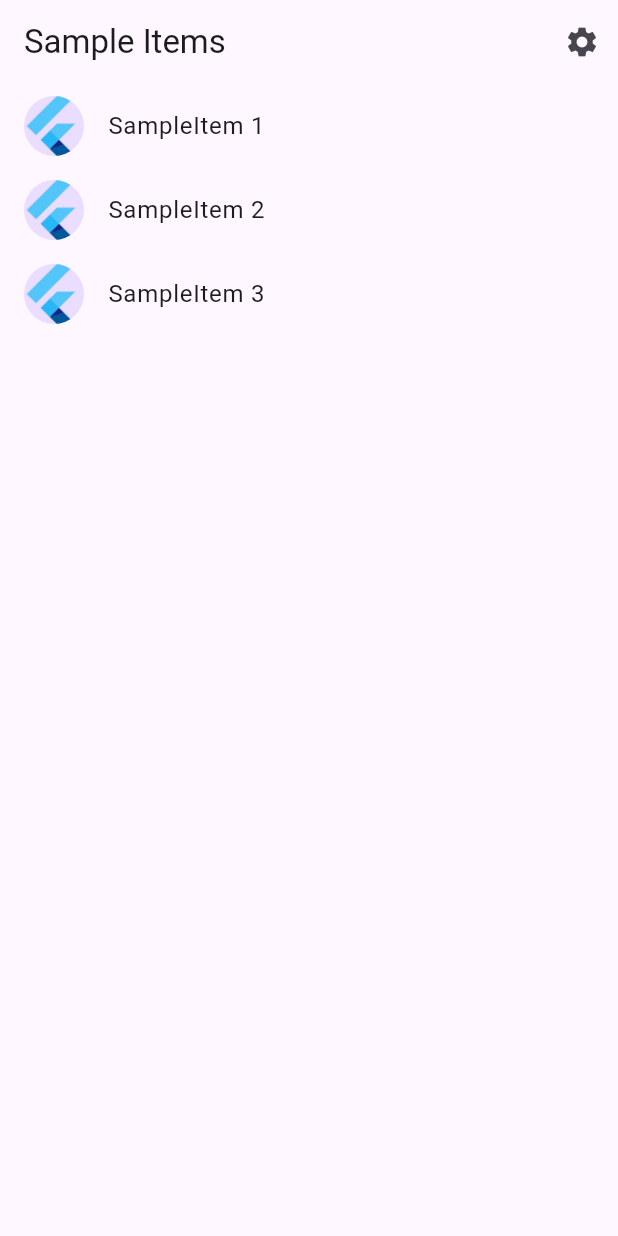
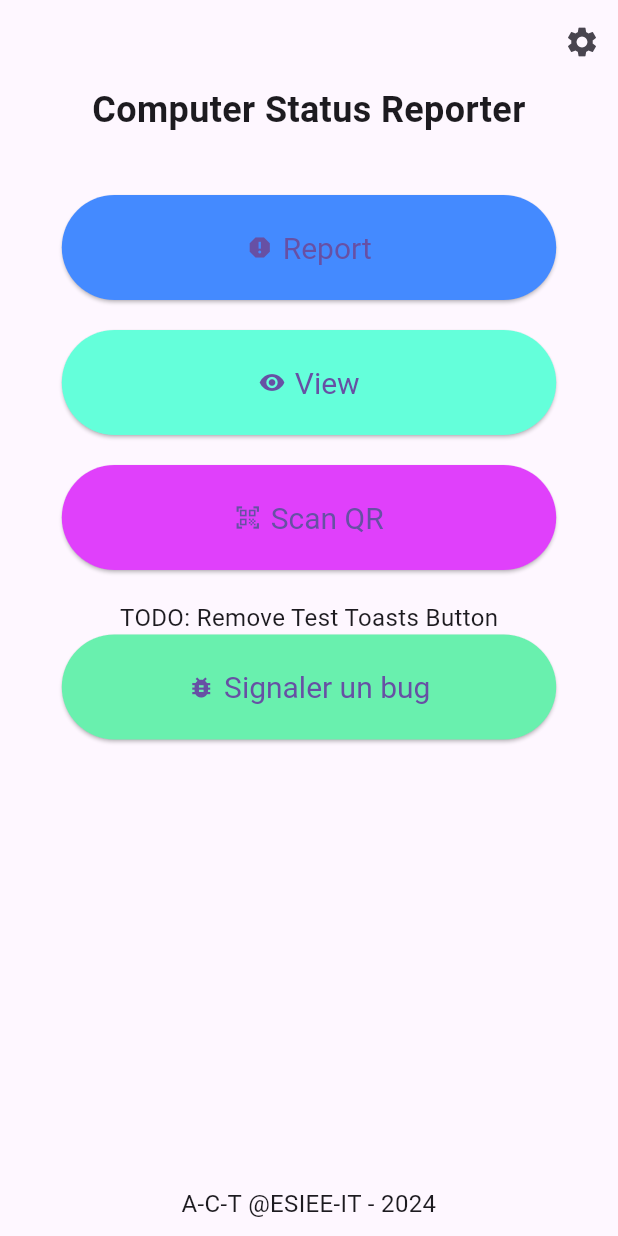
Before and after one commit to arthurpellegrini/ComputerStatusReporter, a Flutter app: the screen it shows after launch, on a phone screen of 412 x 824 dp. Run offline on Flutter 3.47's test engine with Material 3 defaults, Android fonts, the phone set to English and light mode, and no system bars; our stand-ins replace cloud_firestore, firebase_core, fluttertoast; missing offline and left inert: country_flags; accounts and stored records are empty; generated files the repository leaves out were written again.

Commit message:
Feat: Add HomeView with Debug Toaster Button

```diff
--- a/l10n.yaml
+++ b/l10n.yaml
@@ -1,3 +1,3 @@
-arb-dir: lib/src/localization
-template-arb-file: app_en.arb
+arb-dir: lib/l10n
+template-arb-file: app_fr.arb
 output-localization-file: app_localizations.dart
--- /dev/null
+++ b/lib/l10n/app_en.arb
@@ -0,0 +1,43 @@
+{
+  "@@locale": "en",
+  "appTitle": "Computer Status Reporter",
+  "@appTitle": {
+    "description": "The title of the application"
+  },
+  "appCopyRights": "A-C-T @ESIEE-IT - 2024",
+  "@appCopyRights": {
+    "description": "Arthur - Clément - Tristan"
+  },
+  "settings": "Settings",
+  "@settings": {
+    "description": "The settings label"
+  },
+  "darkMode": "Dark Mode",
+  "@darkMode": {
+    "description": "The dark mode setting"
+  },
+  "language": "Language",
+  "@language": {
+    "description": "The language setting"
+  },
+  "report": "Report",
+  "@report": {
+    "description": "The report button label"
+  },
+  "view": "View",
+  "@view": {
+    "description": "The view button label"
+  },
+  "scanQR": "Scan QR",
+  "@scanQR": {
+    "description": "The scan QR button label"
+  },
+  "reportTransmissionFailed": "Report Transmission Failed",
+  "@reportTransmissionFailed": {
+    "description": "The report transmission failed message"
+  },
+  "reportSuccess": "Report Successfully Sent",
+  "@reportSuccess": {
+    "description": "The report success message"
+  }
+}
--- a/lib/src/app.dart
+++ b/lib/src/app.dart
@@ -2,12 +2,10 @@ import 'package:flutter/material.dart';
 import 'package:flutter_gen/gen_l10n/app_localizations.dart';
 import 'package:flutter_localizations/flutter_localizations.dart';
 
-import 'sample_feature/sample_item_details_view.dart';
-import 'sample_feature/sample_item_list_view.dart';
+import 'home_view.dart';
 import 'settings/settings_controller.dart';
 import 'settings/settings_view.dart';
 
-/// The Widget that configures your application.
 class MyApp extends StatelessWidget {
   const MyApp({
     super.key,
@@ -18,23 +16,11 @@ class MyApp extends StatelessWidget {
 
   @override
   Widget build(BuildContext context) {
-    // Glue the SettingsController to the MaterialApp.
-    //
-    // The ListenableBuilder Widget listens to the SettingsController for changes.
-    // Whenever the user updates their settings, the MaterialApp is rebuilt.
-    return ListenableBuilder(
-      listenable: settingsController,
-      builder: (BuildContext context, Widget? child) {
+    return AnimatedBuilder(
+      animation: settingsController,
+      builder: (context, child) {
         return MaterialApp(
-          // Providing a restorationScopeId allows the Navigator built by the
-          // MaterialApp to restore the navigation stack when a user leaves and
-          // returns to the app after it has been killed while running in the
-          // background.
           restorationScopeId: 'app',
-
-          // Provide the generated AppLocalizations to the MaterialApp. This
-          // allows descendant Widgets to display the correct translations
-          // depending on the user's locale.
           localizationsDelegates: const [
             AppLocalizations.delegate,
             GlobalMaterialLocalizations.delegate,
@@ -42,41 +28,22 @@ class MyApp extends StatelessWidget {
             GlobalCupertinoLocalizations.delegate,
           ],
           supportedLocales: const [
-            Locale('en', ''), // English, no country code
+            Locale('en', ''),
+            Locale('fr', ''),
           ],
-
-          // Use AppLocalizations to configure the correct application title
-          // depending on the user's locale.
-          //
-          // The appTitle is defined in .arb files found in the localization
-          // directory.
+          locale: settingsController.currentLocale,
           onGenerateTitle: (BuildContext context) =>
               AppLocalizations.of(context)!.appTitle,
-
-          // Define a light and dark color theme. Then, read the user's
-          // preferred ThemeMode (light, dark, or system default) from the
-          // SettingsController to display the correct theme.
           theme: ThemeData(),
           darkTheme: ThemeData.dark(),
           themeMode: settingsController.themeMode,
-
-          // Define a function to handle named routes in order to support
-          // Flutter web url navigation and deep linking.
-          onGenerateRoute: (RouteSettings routeSettings) {
-            return MaterialPageRoute<void>(
-              settings: routeSettings,
-              builder: (BuildContext context) {
-                switch (routeSettings.name) {
-                  case SettingsView.routeName:
-                    return SettingsView(controller: settingsController);
-                  case SampleItemDetailsView.routeName:
-                    return const SampleItemDetailsView();
-                  case SampleItemListView.routeName:
-                  default:
-                    return const SampleItemListView();
-                }
-              },
-            );
+          initialRoute: '/',
+          routes: {
+            '/': (context) => const HomeView(),
+            '/settings': (context) => SettingsView(controller: settingsController),
+            '/report': (context) => const Placeholder(), // Add your Report page here
+            '/view': (context) => const Placeholder(), // Add your View page here
+            '/scanQR': (context) => const Placeholder(), // Add your ScanQR page here
           },
         );
       },
--- /dev/null
+++ b/lib/src/custom_items/custom_button.dart
@@ -0,0 +1,32 @@
+import 'package:flutter/material.dart';
+
+class CustomButton extends StatelessWidget {
+  final VoidCallback onPressed;
+  final IconData icon;
+  final String label;
+  final Color backgroundColor;
+
+  const CustomButton({
+    required this.onPressed,
+    required this.icon,
+    required this.label,
+    required this.backgroundColor,
+    super.key,
+  });
+
+  @override
+  Widget build(BuildContext context) {
+    return ElevatedButton.icon(
+      onPressed: onPressed,
+      icon: Icon(icon),
+      label: Text(label),
+      style: ElevatedButton.styleFrom(
+        backgroundColor: backgroundColor,
+        padding: const EdgeInsets.symmetric(vertical: 20), // Increased vertical padding
+        textStyle: const TextStyle(fontSize: 20),
+        minimumSize: const Size(400, 70),
+        maximumSize: const Size(2000, 70),
+      ),
+    );
+  }
+}
--- /dev/null
+++ b/lib/src/home_view.dart
@@ -0,0 +1,112 @@
+import 'package:flutter/material.dart';
+import 'package:flutter_gen/gen_l10n/app_localizations.dart';
+import 'custom_items/custom_toast.dart';
+import 'custom_items/custom_button.dart';
+
+class HomeView extends StatelessWidget {
+  const HomeView({super.key});
+
+  void _showSuccessToast(BuildContext context) {
+    CustomToast.show(
+      context,
+      AppLocalizations.of(context)!.reportSuccess,
+      Icons.check_circle,
+      Colors.greenAccent,
+    );
+  }
+
+  void _showErrorToast(BuildContext context) {
+    CustomToast.show(
+      context,
+      AppLocalizations.of(context)!.reportTransmissionFailed,
+      Icons.error,
+      Colors.redAccent,
+    );
+  }
+
+  @override
+  Widget build(BuildContext context) {
+    return Scaffold(
+      appBar: AppBar(
+        actions: [
+          IconButton(
+            icon: const Icon(Icons.settings),
+            onPressed: () {
+              Navigator.pushNamed(context, '/settings');
+            },
+          ),
+        ],
+      ),
+      body: LayoutBuilder(
+        builder: (context, constraints) {
+          return Center(
+            child: Column(
+              mainAxisAlignment: MainAxisAlignment.center,
+              children: [
+                Text(
+                  AppLocalizations.of(context)!.appTitle,
+                  style: const TextStyle(fontSize: 24, fontWeight: FontWeight.bold),
+                  textAlign: TextAlign.center,
+                ),
+                const SizedBox(height: 40),
+                SizedBox(
+                  width: constraints.maxWidth * 0.8, // 80% of the screen width
+                  child: Column(
+                    children: [
+                      CustomButton(
+                        onPressed: () {
+                          Navigator.pushNamed(context, '/report');
+                        },
+                        icon: Icons.report,
+                        label: AppLocalizations.of(context)!.report,
+                        backgroundColor: Colors.blueAccent,
+                      ),
+                      const SizedBox(height: 20),
+                      CustomButton(
+                        onPressed: () {
+                          Navigator.pushNamed(context, '/view');
+                        },
+                        icon: Icons.visibility,
+                        label: AppLocalizations.of(context)!.view,
+                        backgroundColor: Colors.tealAccent,
+                      ),
+                      const SizedBox(height: 20),
+                      CustomButton(
+                        onPressed: () {
+                          Navigator.pushNamed(context, '/scanQR');
+                        },
+                        icon: Icons.qr_code_scanner,
+                        label: AppLocalizations.of(context)!.scanQR,
+                        backgroundColor: Colors.purpleAccent,
+                      ),
+                      const SizedBox(height: 20),
+                      const Text("TODO: Remove Test Toasts Button", style: TextStyle(fontSize: 16)),
+                      CustomButton(
+                        onPressed: () {
+                          _showSuccessToast(context);
+                          // _showErrorToast(context);
+                        },
+                        icon: Icons.bug_report,
+                        label: AppLocalizations.of(context)!.reportBug,
+                        backgroundColor: Colors.greenAccent,
+                      ),
+                    ],
+                  ),
+                ),
+                const Spacer(), // Pushes the copyright text to the bottom
+                Padding(
+                  padding: const EdgeInsets.only(bottom: 10.0),
+                  child: Text(
+                    AppLocalizations.of(context)!.appCopyRights,
+                    style: const TextStyle(fontSize: 16),
+                    textAlign: TextAlign.center,
+                  ),
+                ),
+              ],
+            ),
+          );
+        },
+      ),
+    );
+  }
+}
--- a/lib/src/settings/settings_controller.dart
+++ b/lib/src/settings/settings_controller.dart
@@ -1,50 +1,34 @@
 import 'package:flutter/material.dart';
-
 import 'settings_service.dart';
 
-/// A class that many Widgets can interact with to read user settings, update
-/// user settings, or listen to user settings changes.
-///
-/// Controllers glue Data Services to Flutter Widgets. The SettingsController
-/// uses the SettingsService to store and retrieve user settings.
 class SettingsController with ChangeNotifier {
   SettingsController(this._settingsService);
 
-  // Make SettingsService a private variable so it is not used directly.
   final SettingsService _settingsService;
 
-  // Make ThemeMode a private variable so it is not updated directly without
-  // also persisting the changes with the SettingsService.
-  late ThemeMode _themeMode;
+  ThemeMode _themeMode = ThemeMode.system;
+  Locale _currentLocale = const Locale('en');
 
-  // Allow Widgets to read the user's preferred ThemeMode.
   ThemeMode get themeMode => _themeMode;
+  Locale get currentLocale => _currentLocale;
 
-  /// Load the user's settings from the SettingsService. It may load from a
-  /// local database or the internet. The controller only knows it can load the
-  /// settings from the service.
   Future<void> loadSettings() async {
     _themeMode = await _settingsService.themeMode();
-
-    // Important! Inform listeners a change has occurred.
+    _currentLocale = await _settingsService.currentLocale();
     notifyListeners();
   }
 
-  /// Update and persist the ThemeMode based on the user's selection.
   Future<void> updateThemeMode(ThemeMode? newThemeMode) async {
-    if (newThemeMode == null) return;
-
-    // Do not perform any work if new and old ThemeMode are identical
-    if (newThemeMode == _themeMode) return;
-
-    // Otherwise, store the new ThemeMode in memory
+    if (newThemeMode == null || newThemeMode == _themeMode) return;
     _themeMode = newThemeMode;
-
-    // Important! Inform listeners a change has occurred.
     notifyListeners();
-
-    // Persist the changes to a local database or the internet using the
-    // SettingService.
     await _settingsService.updateThemeMode(newThemeMode);
   }
+
+  Future<void> updateLocale(Locale newLocale) async {
+    if (newLocale == _currentLocale) return;
+    _currentLocale = newLocale;
+    notifyListeners();
+    await _settingsService.updateLocale(newLocale);
+  }
 }
--- a/pubspec.yaml
+++ b/pubspec.yaml
@@ -16,6 +16,8 @@ dependencies:
     sdk: flutter
   flutter_localizations:
     sdk: flutter
+  country_flags: ^2.0.1
+  fluttertoast: ^8.0.9
   http: ^1.2.1
 
 dev_dependencies:
```
Also changed, not shown: lib/l10n/app_fr.arb (added, +47 -0 lines), lib/main.dart (+3 -13 lines), lib/src/app_languages.dart (added, +16 -0 lines), lib/src/custom_items/custom_toast.dart (added, +34 -0 lines), lib/src/settings/settings_service.dart (+7 -9 lines), lib/src/settings/settings_view.dart (+82 -31 lines), pubspec.lock.
